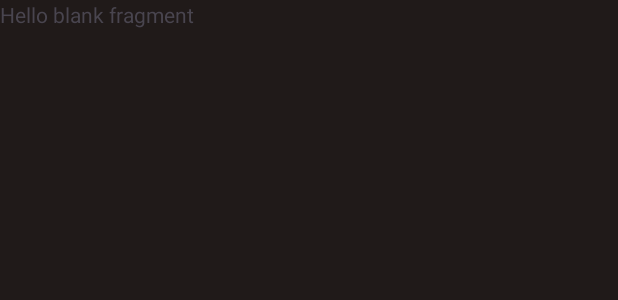
After one commit to martamagui/UtadOnline_PMDM_UD5-FreeToPlayList, an Android app: the layout fragment_detail.xml on its own in the app's theme, with its tools: preview values and no code run, on a phone screen of 412 x 824 dp. The commit adds this screen. Shown: the top 300 px of the screen. Run offline under Robolectric (Android 15) with nearby library versions, the phone set to English and light mode, and no system bars; network calls fail.

Commit message:
WIP - Detail

```diff
--- /dev/null
+++ b/app/src/main/res/layout/fragment_detail.xml
@@ -0,0 +1,14 @@
+<?xml version="1.0" encoding="utf-8"?>
+<FrameLayout xmlns:android="http://schemas.android.com/apk/res/android"
+    xmlns:tools="http://schemas.android.com/tools"
+    android:layout_width="match_parent"
+    android:layout_height="match_parent"
+    tools:context=".ui.fragment.DetailFragment">
+
+    <!-- TODO: Update blank fragment layout -->
+    <TextView
+        android:layout_width="match_parent"
+        android:layout_height="match_parent"
+        android:text="@string/hello_blank_fragment" />
+
+</FrameLayout>
```
Also changed, not shown: app/src/main/java/com/utad/freetoplaywishlist/ui/fragment/DetailFragment.kt (added, +56 -0 lines), app/src/main/java/com/utad/freetoplaywishlist/ui/fragment/HomeFragment.kt (+4 -3 lines), app/src/main/res/navigation/nav_graph_home.xml (+14 -1 lines), 1 other file.
